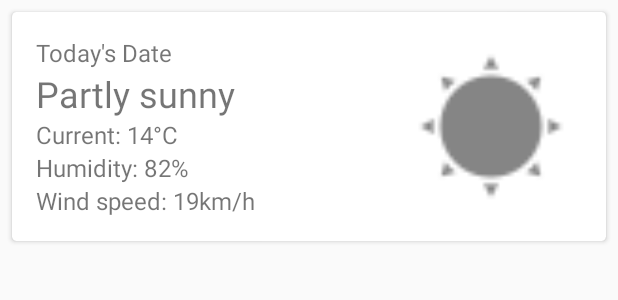
After one commit to alezniki/Weather-App, an Android app: the layout weather_card.xml on its own in the app's theme, with its tools: preview values and no code run, on a phone screen of 412 x 824 dp. The commit adds this screen. Shown: the top 300 px of the screen. Run offline under Robolectric (Android 15) with nearby library versions, the phone set to English and light mode, and no system bars.

```diff
--- /dev/null
+++ b/app/src/main/res/layout/weather_card.xml
@@ -0,0 +1,74 @@
+<?xml version="1.0" encoding="utf-8"?>
+<android.support.v7.widget.CardView xmlns:android="http://schemas.android.com/apk/res/android"
+    xmlns:card_view="http://schemas.android.com/apk/res-auto"
+    android:id="@+id/card_view"
+    android:layout_width="match_parent"
+    android:layout_height="wrap_content"
+    android:layout_margin="8dp"
+    android:elevation="2dp"
+    card_view:cardCornerRadius="3dp">
+
+    <LinearLayout
+        android:layout_width="match_parent"
+        android:layout_height="wrap_content"
+        android:orientation="vertical"
+        android:padding="16dp">
+
+        <LinearLayout
+            android:layout_width="match_parent"
+            android:layout_height="wrap_content"
+            android:orientation="horizontal">
+
+            <LinearLayout
+                android:layout_width="0dp"
+                android:layout_height="wrap_content"
+                android:layout_weight="2"
+                android:orientation="vertical">
+
+                <TextView
+                    android:id="@+id/tv_date"
+                    android:layout_width="match_parent"
+                    android:layout_height="wrap_content"
+                    android:text="Today's Date"
+                    android:textSize="16sp" />
+
+                <TextView
+                    android:id="@+id/tv_description"
+                    android:layout_width="match_parent"
+                    android:layout_height="wrap_content"
+                    android:text="Partly sunny"
+                    android:textSize="24sp" />
+
+                <TextView
+                    android:id="@+id/tv_temp"
+                    android:layout_width="match_parent"
+                    android:layout_height="wrap_content"
+                    android:text="Current: 14°C"
+                    android:textSize="16sp" />
+
+                <TextView
+                    android:id="@+id/tv_humidity"
+                    android:layout_width="match_parent"
+                    android:layout_height="wrap_content"
+                    android:text="Humidity: 82%"
+                    android:textSize="16sp" />
+
+                <TextView
+                    android:id="@+id/tv_wind_speed"
+                    android:layout_width="match_parent"
+                    android:layout_height="wrap_content"
+                    android:text="Wind speed: 19km/h"
+                    android:textSize="16sp" />
+            </LinearLayout>
+
+            <ImageView
+                android:id="@+id/iv_image"
+                android:layout_width="0dp"
+                android:layout_height="match_parent"
+                android:layout_gravity="center"
+                android:layout_weight="1"
+                android:src="@drawable/ic_action_sun" />
+        </LinearLayout>
+    </LinearLayout>
+
+</android.support.v7.widget.CardView>
--- a/app/src/main/res/values/colors.xml
+++ b/app/src/main/res/values/colors.xml
@@ -1,6 +1,6 @@
 <?xml version="1.0" encoding="utf-8"?>
 <resources>
-    <color name="colorPrimary">#3F51B5</color>
-    <color name="colorPrimaryDark">#303F9F</color>
-    <color name="colorAccent">#FF4081</color>
+    <color name="colorPrimary">#2196F3</color>
+    <color name="colorPrimaryDark">#1976D2</color>
+    <color name="colorAccent">#03A9F4</color>
 </resources>
--- a/app/src/main/res/values/styles.xml
+++ b/app/src/main/res/values/styles.xml
@@ -1,7 +1,7 @@
 <resources>
 
     <!-- Base application theme. -->
-    <style name="AppTheme" parent="Theme.AppCompat.Light.DarkActionBar">
+    <style name="AppTheme" parent="Theme.AppCompat.Light.NoActionBar">
         <!-- Customize your theme here. -->
         <item name="colorPrimary">@color/colorPrimary</item>
         <item name="colorPrimaryDark">@color/colorPrimaryDark</item>
```
Also changed, not shown: app/src/main/java/com/alezniki/weather/MainActivity.java (+58 -18 lines), app/src/main/java/com/alezniki/weather/WeatherAdapter.java (added, +105 -0 lines), app/src/main/java/com/alezniki/weather/model/WeatherData.java (+15 -15 lines), app/src/main/res/layout/activity_main.xml (+8 -10 lines), app/src/main/res/drawable-hdpi/ic_action_sun.png (added), app/src/main/res/drawable-mdpi/ic_action_sun.png (added), app/src/main/res/drawable-xhdpi/ic_action_sun.png (added), app/src/main/res/drawable-xxhdpi/ic_action_sun.png (added), app/src/main/res/drawable-xxxhdpi/ic_action_sun.png (added).
